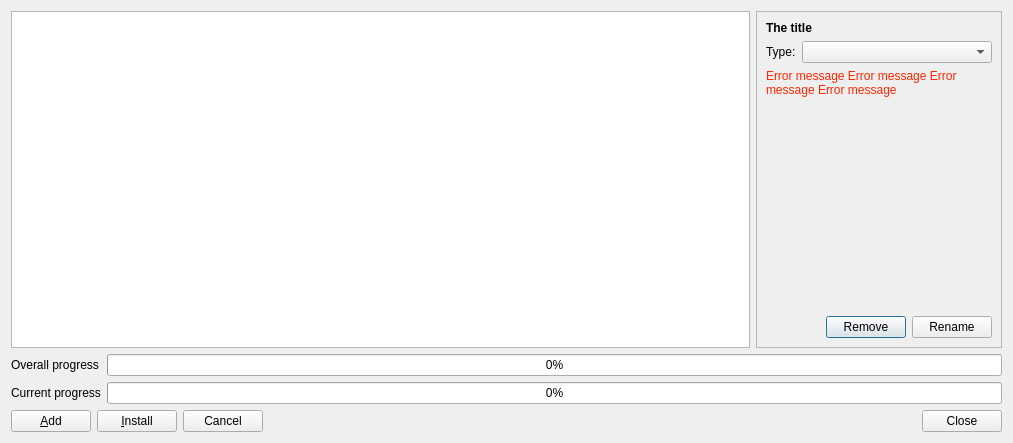
brainstream/OPL-PC-Tools, file src/GameInstallDialog.ui: the form before one commit.
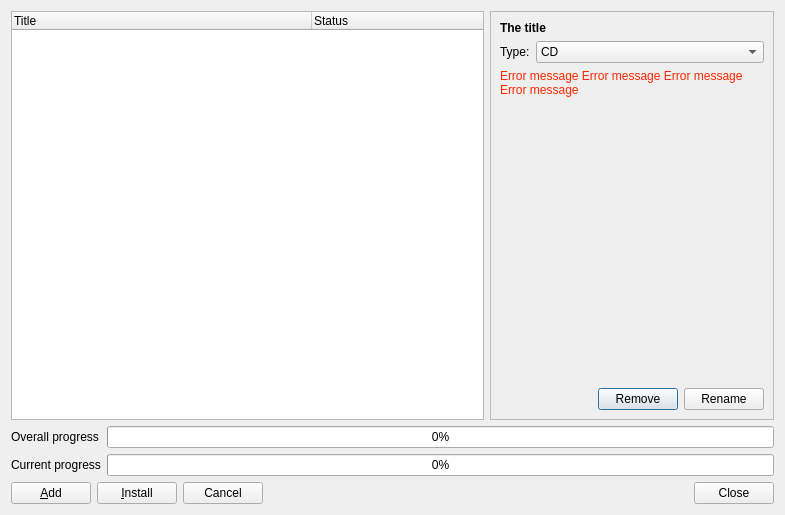
The form after the commit. Icons and pictures are not drawn.

Commit message: QTableView has been replaced with QTreeWidget

```diff
--- a/src/GameInstallDialog.ui
+++ b/src/GameInstallDialog.ui
@@ -6,8 +6,8 @@
    <rect>
     <x>0</x>
     <y>0</y>
-    <width>1013</width>
-    <height>443</height>
+    <width>785</width>
+    <height>515</height>
    </rect>
   </property>
   <property name="windowTitle">
@@ -20,29 +20,42 @@
    <item>
     <layout class="QHBoxLayout" name="horizontalLayout_2">
      <item>
-      <widget class="QTableView" name="mp_table_tasks">
+      <widget class="QTreeWidget" name="mp_tree_tasks">
        <property name="sizePolicy">
         <sizepolicy hsizetype="Expanding" vsizetype="Expanding">
-         <horstretch>3</horstretch>
+         <horstretch>5</horstretch>
          <verstretch>0</verstretch>
         </sizepolicy>
        </property>
-       <property name="selectionMode">
-        <enum>QAbstractItemView::SingleSelection</enum>
+       <property name="rootIsDecorated">
+        <bool>false</bool>
        </property>
-       <property name="selectionBehavior">
-        <enum>QAbstractItemView::SelectRows</enum>
-       </property>
-       <attribute name="verticalHeaderVisible">
+       <property name="itemsExpandable">
         <bool>false</bool>
+       </property>
+       <property name="columnCount">
+        <number>2</number>
+       </property>
+       <attribute name="headerDefaultSectionSize">
+        <number>300</number>
        </attribute>
+       <column>
+        <property name="text">
+         <string>Title</string>
+        </property>
+       </column>
+       <column>
+        <property name="text">
+         <string>Status</string>
+        </property>
+       </column>
       </widget>
      </item>
      <item>
       <widget class="QFrame" name="frame">
        <property name="sizePolicy">
         <sizepolicy hsizetype="Expanding" vsizetype="Preferred">
-         <horstretch>1</horstretch>
+         <horstretch>3</horstretch>
          <verstretch>0</verstretch>
         </sizepolicy>
        </property>
@@ -77,7 +90,18 @@
                 </widget>
                </item>
                <item row="1" column="1">
-                <widget class="QComboBox" name="mp_combo_type"/>
+                <widget class="QComboBox" name="mp_combo_type">
+                 <item>
+                  <property name="text">
+                   <string notr="true">CD</string>
+                  </property>
+                 </item>
+                 <item>
+                  <property name="text">
+                   <string notr="true">DVD</string>
+                  </property>
+                 </item>
+                </widget>
                </item>
                <item row="0" column="0" colspan="2">
                 <widget class="QLabel" name="mp_label_title">
@@ -102,8 +126,16 @@
              </item>
              <item>
               <widget class="QLabel" name="mp_label_error_message">
+               <property name="sizePolicy">
+                <sizepolicy hsizetype="Minimum" vsizetype="Preferred">
+                 <horstretch>0</horstretch>
+                 <verstretch>0</verstretch>
+                </sizepolicy>
+               </property>
                <property name="styleSheet">
-                <string notr="true">color: rgb(255, 38, 0);</string>
+                <string notr="true">QLabel {
+	color: rgb(255, 38, 0);
+}</string>
                </property>
                <property name="text">
                 <string notr="true">Error message Error message Error message Error message</string>
```
Left out of the diff: 49 changed lines with no effect on the pictures. The commit also changes 2 other files.
